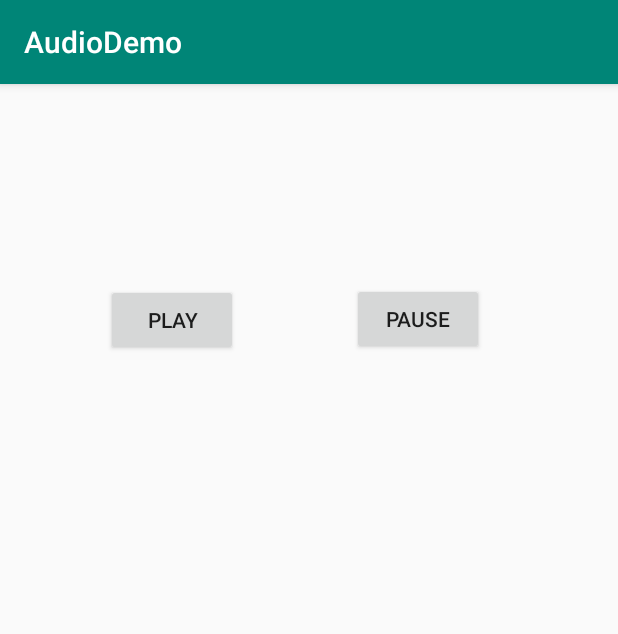
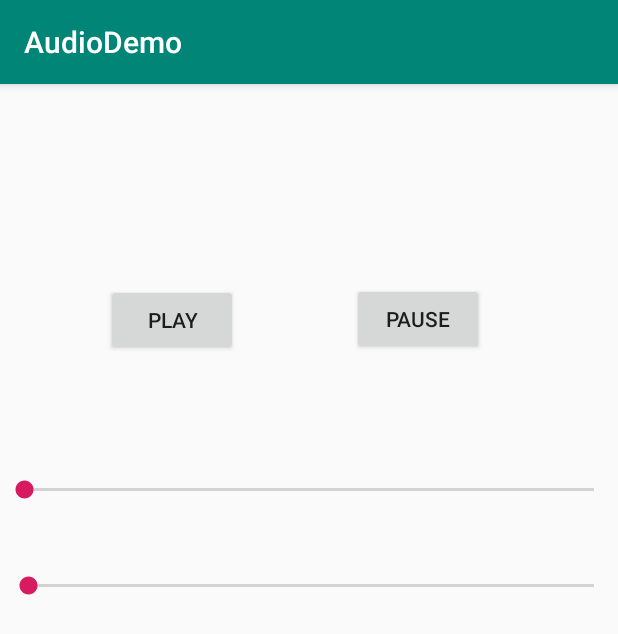
Before and after one commit to aliarslanansari/AndroidProjects, an Android app: the screen it shows after launch (MainActivity), after a tap on "PLAY", on a phone screen of 412 x 824 dp. Shown: the top 634 px of the screen. Run offline under Robolectric (Android 15) with nearby library versions, the light colour scheme and no system bars.

Commit message:
Added Volume Seekbar And Audio Progress SeekBar

```diff
--- a/AudioDemo/app/src/main/java/com/ali/audiodemo/MainActivity.java
+++ b/AudioDemo/app/src/main/java/com/ali/audiodemo/MainActivity.java
@@ -2,12 +2,21 @@ package com.ali.audiodemo;
 
 import androidx.appcompat.app.AppCompatActivity;
 
+import android.content.Context;
+import android.media.AudioManager;
+import android.media.TimedMetaData;
 import android.os.Bundle;
 import android.media.MediaPlayer;
+import android.util.Log;
 import android.view.View;
+import android.widget.SeekBar;
+
+import java.util.Timer;
+import java.util.TimerTask;
 
 public class MainActivity extends AppCompatActivity {
     MediaPlayer mediaPlayer;
+    AudioManager audioManager;
 
     public void playAudio(View view){
         mediaPlayer.start();
@@ -21,6 +30,63 @@ public class MainActivity extends AppCompatActivity {
     protected void onCreate(Bundle savedInstanceState) {
         super.onCreate(savedInstanceState);
         setContentView(R.layout.activity_main);
+
         mediaPlayer = MediaPlayer.create(this,R.raw.birds);
+        audioManager = (AudioManager) getSystemService(Context.AUDIO_SERVICE);
+
+        int maxVolume = audioManager.getStreamMaxVolume(AudioManager.STREAM_MUSIC);
+        int curVolume = audioManager.getStreamVolume(AudioManager.STREAM_MUSIC);
+
+        SeekBar seekBar = findViewById(R.id.seekBar);
+
+        seekBar.setMax(maxVolume);
+
+        seekBar.setProgress(curVolume);
+
+        seekBar.setOnSeekBarChangeListener(new SeekBar.OnSeekBarChangeListener(){
+            @Override
+            public void onStartTrackingTouch(SeekBar seekBar) {
+
+            }
+
+            @Override
+            public void onStopTrackingTouch(SeekBar seekBar) {
+
+            }
+
+            @Override
+            public void onProgressChanged(SeekBar seekBar, int progress, boolean fromUser) {
+
+                audioManager.setStreamVolume(AudioManager.STREAM_MUSIC,progress,0);
+            }
+        });
+        final SeekBar scrubber = findViewById(R.id.scrubber);
+        scrubber.setMax(mediaPlayer.getDuration());
+
+        new Timer().scheduleAtFixedRate(new TimerTask() {
+            @Override
+            public void run() {
+                scrubber.setProgress(mediaPlayer.getCurrentPosition());
+            }
+        },0,100);
+
+        scrubber.setOnSeekBarChangeListener(new SeekBar.OnSeekBarChangeListener() {
+            @Override
+            public void onProgressChanged(SeekBar seekBar, int progress, boolean fromUser) {
+                Log.i("Scrubber Value", Integer.toString(progress));
+                mediaPlayer.seekTo(progress);
+            }
+
+            @Override
+            public void onStartTrackingTouch(SeekBar seekBar) {
+
+            }
+
+            @Override
+            public void onStopTrackingTouch(SeekBar seekBar) {
+
+            }
+        });
+
     }
 }
--- a/AudioDemo/app/src/main/res/layout/activity_main.xml
+++ b/AudioDemo/app/src/main/res/layout/activity_main.xml
@@ -33,4 +33,25 @@
         app:layout_constraintTop_toTopOf="parent"
         app:layout_constraintVertical_bias="0.184" />
 
+    <SeekBar
+        android:id="@+id/seekBar"
+        android:layout_width="0dp"
+        android:layout_height="38dp"
+        app:layout_constraintBottom_toBottomOf="parent"
+        app:layout_constraintEnd_toEndOf="parent"
+        app:layout_constraintHorizontal_bias="0.497"
+        app:layout_constraintStart_toStartOf="parent"
+        app:layout_constraintTop_toTopOf="parent"
+        app:layout_constraintVertical_bias="0.345" />
+
+    <SeekBar
+        android:id="@+id/scrubber"
+        android:layout_width="0dp"
+        android:layout_height="34dp"
+        app:layout_constraintBottom_toBottomOf="parent"
+        app:layout_constraintEnd_toEndOf="parent"
+        app:layout_constraintStart_toStartOf="parent"
+        app:layout_constraintTop_toBottomOf="@+id/seekBar"
+        app:layout_constraintVertical_bias="0.063" />
+
 </androidx.constraintlayout.widget.ConstraintLayout>
```
